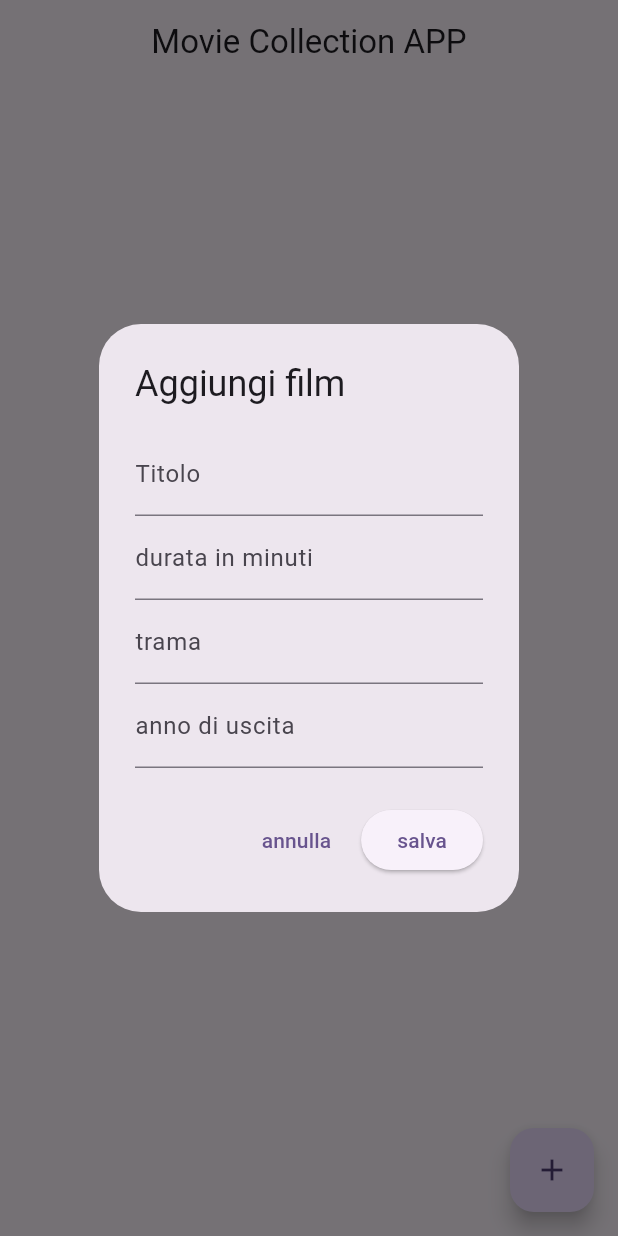
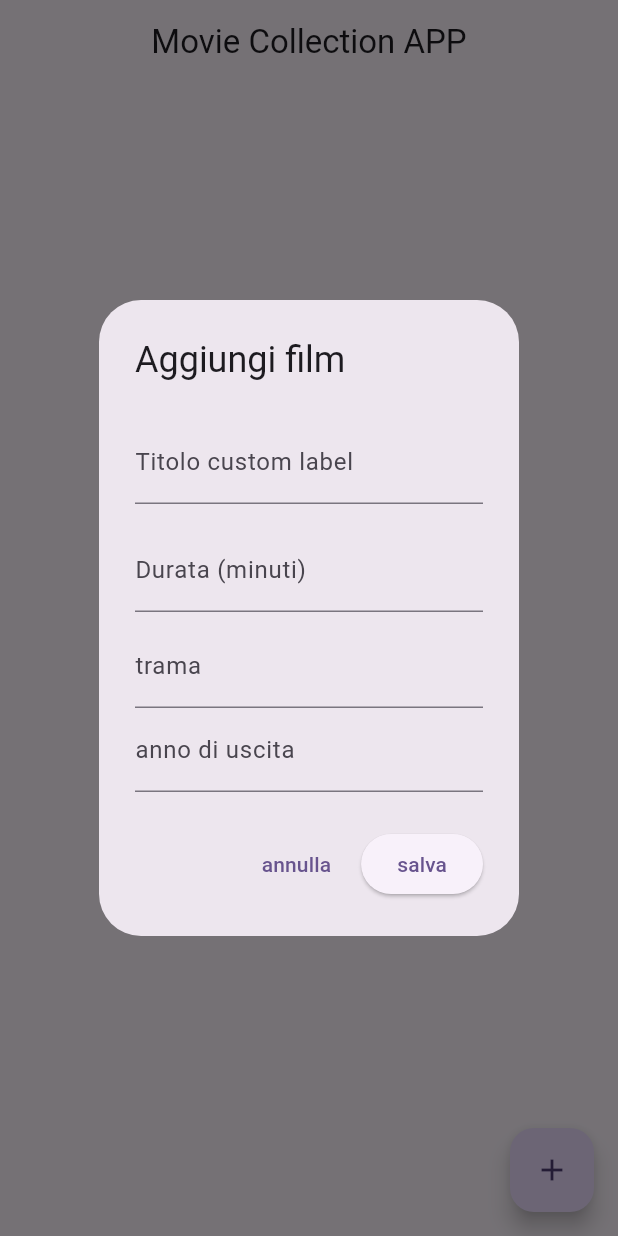
Before and after one commit to KevinZazzero/Selfwork_progetto_movie, a Flutter app: the screen it shows after launch, after a tap on the "add" icon, on a phone screen of 412 x 824 dp. Run offline on Flutter 3.47's test engine with Material 3 defaults, Android fonts, the phone set to English and light mode, and no system bars; our stand-ins replace sqflite; accounts and stored records are empty.

Commit message:
completato Selfwork Estrazione Widget

```diff
--- /dev/null
+++ b/lib/views/components/custom_text_filed.dart
@@ -0,0 +1,29 @@
+import 'package:flutter/material.dart';
+
+class CustomTextFiled extends StatelessWidget {
+  final TextEditingController controller;
+  final String label;
+  final String? Function(String?)? validator;
+  final TextInputType keyboardType;
+
+  const CustomTextFiled({
+    super.key,
+    required this.controller,
+    required this.label,
+    this.validator,
+    required this.keyboardType,
+    });
+
+  @override
+  Widget build(BuildContext context) {
+    return Padding(
+      padding: const EdgeInsets.symmetric(vertical: 8),
+      child: TextFormField(
+        controller: controller,
+        decoration: InputDecoration(labelText: label),
+        keyboardType: keyboardType,
+        validator: validator,
+      ),
+    );
+  }
+}
--- /dev/null
+++ b/lib/views/components/movie_card.dart
@@ -0,0 +1,40 @@
+import 'package:flutter/material.dart';
+import 'package:provider/provider.dart';
+import 'package:selfwork_sqlite/models/movie.dart';
+import 'package:selfwork_sqlite/viewmodels/movie_view_model.dart';
+import 'package:selfwork_sqlite/views/components/movie_form_dialog.dart';
+
+class MovieCard extends StatelessWidget {
+  const MovieCard({
+    super.key,
+    required this.movie,
+  });
+
+  final Movie movie;
+
+  @override
+  Widget build(BuildContext context) {
+    return Card(
+      margin: const EdgeInsets.symmetric(vertical: 8),
+      child: ListTile(
+        title: Text(movie.title),
+        subtitle: Text("Anno: ${movie.year} - Durata : ${movie.duration} \n Trama: ${movie.plot}"),
+        trailing: Wrap(
+          spacing: 8,
+          children: [
+            IconButton(onPressed: (){
+              showDialog(context: context,
+              builder: (_) => MovieFormDialog(movie: movie,)
+              );
+            },
+            icon: Icon(Icons.edit, color: Colors.amber)),
+            IconButton(onPressed: (){
+              context.read<MovieViewModel>().deleteMovie(movie.id!);
+            },
+            icon: const Icon(Icons.delete, color: Colors.red,))
+          ],
+        ),
+      ),
+    );
+  }
+}
--- a/lib/views/components/movie_form_dialog.dart
+++ b/lib/views/components/movie_form_dialog.dart
@@ -2,6 +2,7 @@ import 'package:flutter/material.dart';
 import 'package:selfwork_sqlite/models/movie.dart';
 import 'package:selfwork_sqlite/viewmodels/movie_view_model.dart';
 import 'package:provider/provider.dart';
+import 'package:selfwork_sqlite/views/components/custom_text_filed.dart';
 
 class MovieFormDialog extends StatefulWidget {
   final Movie? movie;
@@ -12,8 +13,6 @@ class MovieFormDialog extends StatefulWidget {
 }
 
 class _MovieFormDialogState extends State<MovieFormDialog> {
-
-
   final _formKey = GlobalKey<FormState>();
   late TextEditingController _titleController;
   late TextEditingController _durationController;
@@ -21,16 +20,20 @@ class _MovieFormDialogState extends State<MovieFormDialog> {
   late TextEditingController _yearController;
 
   @override
-  void initState(){
+  void initState() {
     super.initState();
     _titleController = TextEditingController(text: widget.movie?.title ?? '');
     _plotController = TextEditingController(text: widget.movie?.plot ?? '');
-    _durationController = TextEditingController(text: widget.movie?.duration.toString() ?? '');
-    _yearController = TextEditingController(text: widget.movie?.year.toString() ?? '');
+    _durationController = TextEditingController(
+      text: widget.movie?.duration.toString() ?? '',
+    );
+    _yearController = TextEditingController(
+      text: widget.movie?.year.toString() ?? '',
+    );
   }
 
   @override
-  void dispose(){
+  void dispose() {
     _titleController.dispose();
     _plotController.dispose();
     _durationController.dispose();
@@ -38,17 +41,17 @@ class _MovieFormDialogState extends State<MovieFormDialog> {
     super.dispose();
   }
 
-  void _submitForm(){
+  void _submitForm() {
     if (_formKey.currentState!.validate()) {
       final newMovie = Movie(
         title: _titleController.text,
         duration: int.parse(_durationController.text),
         plot: _plotController.text,
-        year: int.parse(_yearController.text)
+        year: int.parse(_yearController.text),
       );
 
       final vm = context.read<MovieViewModel>();
-      if (widget.movie==null) {
+      if (widget.movie == null) {
         vm.addMovie(newMovie);
       } else {
         vm.updateMovie(newMovie);
@@ -57,46 +60,65 @@ class _MovieFormDialogState extends State<MovieFormDialog> {
     }
   }
 
-
   @override
   Widget build(BuildContext context) {
     return AlertDialog(
       title: Text(widget.movie == null ? 'Aggiungi film' : "modifica film"),
       content: SingleChildScrollView(
         key: _formKey,
-        child: Form(child: Column(children: [
-          TextFormField(
+        child: Form(
+          child: Column(
+            children: [
+              CustomTextFiled(
                 controller: _titleController,
-            decoration: const InputDecoration(labelText: "Titolo"),
-            validator: (value) => value == null || value.isEmpty ? "campo obbligatorio": null,
+                label: 'Titolo custom label',
+                keyboardType: TextInputType.text,
+                validator: (value) => value == null || value.isEmpty
+                    ? "campo obbligatorio"
+                    : null,
               ),
-          TextFormField(
+
+              CustomTextFiled(
                 controller: _durationController,
-            decoration: const InputDecoration( labelText: "durata in minuti"),
+                label: 'Durata (minuti)',
                 keyboardType: TextInputType.number,
-            validator: (value) => value == null || int.parse(value) == null ? "inserisci un numero" : null,
+                validator: (value) =>
+                    value == null || int.parse(value) == null
+                    ? "inserisci un numero"
+                    : null,
               ),
+              // TextFormField(
+              //   controller: _titleController,
+              //   decoration: const InputDecoration(labelText: "Titolo"),
+              //   validator: (value) => value == null || value.isEmpty ? "campo obbligatorio": null,
+              // ),
+
               TextFormField(
                 controller: _plotController,
                 decoration: const InputDecoration(labelText: "trama"),
-            validator: (value)=> value == null || value.isEmpty ? "trama obbligatoria" : null,
+                validator: (value) => value == null || value.isEmpty
+                    ? "trama obbligatoria"
+                    : null,
               ),
               TextFormField(
                 controller: _yearController,
                 decoration: const InputDecoration(labelText: "anno di uscita"),
                 keyboardType: TextInputType.number,
-            validator: (value) => value == null || int.tryParse(value) == null ? "inserisci un anno valido" : null,
-          )
-        ]
-      )
-    )
+                validator: (value) =>
+                    value == null || int.tryParse(value) == null
+                    ? "inserisci un anno valido"
+                    : null,
+              ),
+            ],
+          ),
+        ),
       ),
       actions: [
         TextButton(
-      onPressed: ()=> Navigator.of(context).pop,
-      child: const Text("annulla")
+          onPressed: () => Navigator.of(context).pop,
+          child: const Text("annulla"),
         ),
-    ElevatedButton(onPressed: _submitForm, child: const Text("salva"))
+        ElevatedButton(onPressed: _submitForm, child: const Text("salva")),
       ],
     );
   }
--- a/lib/views/components/movie_list_widget.dart
+++ b/lib/views/components/movie_list_widget.dart
@@ -1,7 +1,8 @@
 import 'package:flutter/material.dart';
 import 'package:selfwork_sqlite/viewmodels/movie_view_model.dart';
 import 'package:provider/provider.dart';
-import 'package:selfwork_sqlite/views/components/movie_form_dialog.dart';
+import 'package:selfwork_sqlite/views/components/movie_card.dart';
+
 
 class MovieListWidget extends StatefulWidget {
   const MovieListWidget({super.key});
@@ -22,28 +23,7 @@ class _MyWidgetState extends State<MovieListWidget> {
           itemCount: movies.length,
           itemBuilder: (context, index){
             final movie = movies[index];
-            return Card(
-              margin: const EdgeInsets.symmetric(vertical: 8),
-              child: ListTile(
-                title: Text(movie.title),
-                subtitle: Text("Anno: ${movie.year} - Durata : ${movie.duration} \n Trama: ${movie.plot}"),
-                trailing: Wrap(
-                  spacing: 8,
-                  children: [
-                    IconButton(onPressed: (){
-                      showDialog(context: context,
-                      builder: (_) => MovieFormDialog(movie: movie,)
-                      );
-                    },
-                    icon: Icon(Icons.edit, color: Colors.blue)),
-                    IconButton(onPressed: (){
-                      context.read<MovieViewModel>().deleteMovie(movie.id!);
-                    },
-                    icon: const Icon(Icons.delete, color: Colors.red,))
-                  ],
-                ),
-              ),
-            );
+            return MovieCard(movie: movie);
           } ))
       ],
     );
```
Lines whose indentation alone changed are shown as unchanged.
